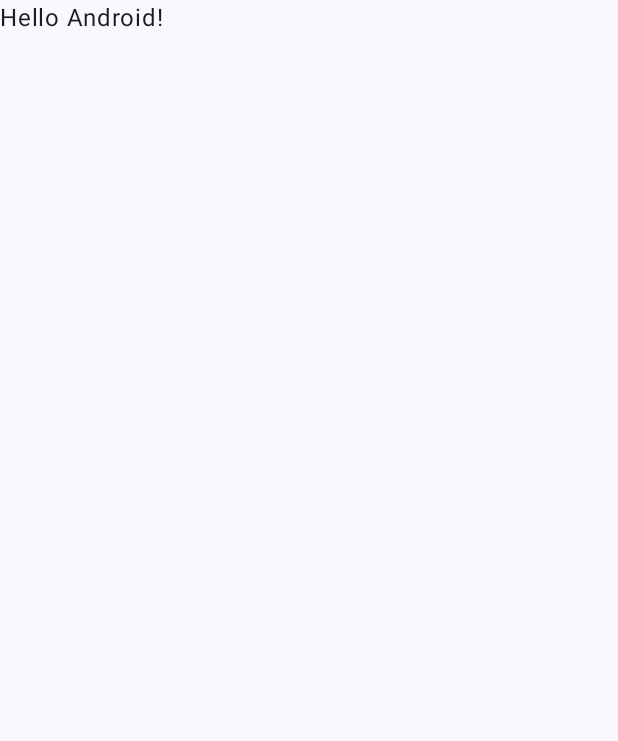
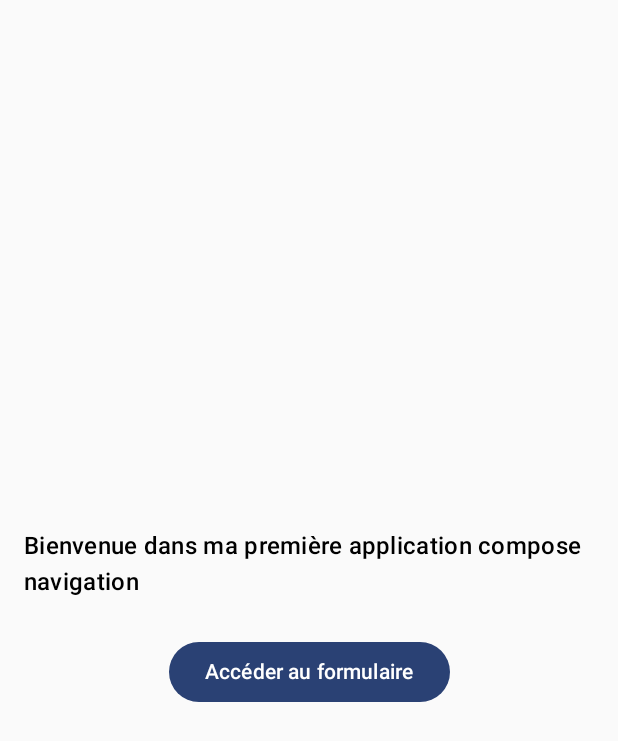
Before and after one commit to naguiagahnim/ShiFuMi, an Android app built with Jetpack Compose: the screen it shows after launch (MainActivity), on a phone screen of 412 x 824 dp. Before the commit the part shown is almost empty. Shown: the top 741 px of the screen. Run offline under Robolectric (Android 15) with nearby library versions, the light colour scheme and no system bars.

Commit message:
push init

```diff
--- a/app/build.gradle.kts
+++ b/app/build.gradle.kts
@@ -40,7 +40,6 @@
 }
 
 dependencies {
-
     implementation(libs.androidx.core.ktx)
     implementation(libs.androidx.lifecycle.runtime.ktx)
     implementation(libs.androidx.activity.compose)
@@ -49,6 +48,8 @@
     implementation(libs.androidx.ui.graphics)
     implementation(libs.androidx.ui.tooling.preview)
     implementation(libs.androidx.material3)
+    implementation(libs.androidx.navigation.runtime.ktx)
+    implementation(libs.androidx.navigation.compose)
     testImplementation(libs.junit)
     androidTestImplementation(libs.androidx.junit)
     androidTestImplementation(libs.androidx.espresso.core)
--- a/app/src/main/java/com/example/shifumi/MainActivity.kt
+++ b/app/src/main/java/com/example/shifumi/MainActivity.kt
@@ -4,26 +4,42 @@
 import androidx.activity.ComponentActivity
 import androidx.activity.compose.setContent
 import androidx.activity.enableEdgeToEdge
+import androidx.compose.foundation.layout.Arrangement
+import androidx.compose.foundation.layout.Column
+import androidx.compose.foundation.layout.Spacer
 import androidx.compose.foundation.layout.fillMaxSize
+import androidx.compose.foundation.layout.fillMaxWidth
+import androidx.compose.foundation.layout.height
 import androidx.compose.foundation.layout.padding
-import androidx.compose.material3.Scaffold
+import androidx.compose.foundation.text.KeyboardOptions
+import androidx.compose.material3.Button
+import androidx.compose.material3.MaterialTheme
 import androidx.compose.material3.Text
+import androidx.compose.material3.TextField
 import androidx.compose.runtime.Composable
+import androidx.compose.runtime.getValue
+import androidx.compose.runtime.mutableStateOf
+import androidx.compose.runtime.remember
+import androidx.compose.runtime.setValue
+import androidx.compose.ui.Alignment
 import androidx.compose.ui.Modifier
-import androidx.compose.ui.tooling.preview.Preview
-import com.example.shifumi.ui.theme.ShiFuMiTheme
+import androidx.compose.ui.text.input.KeyboardType
+import androidx.compose.ui.unit.dp
+import androidx.navigation.NavController
+import androidx.navigation.compose.NavHost
+import androidx.navigation.compose.composable
+import androidx.navigation.compose.rememberNavController
+import androidx.navigation.navArgument
+import com.example.shifumi.ui.theme.ShifumiTheme
 
 class MainActivity : ComponentActivity() {
     override fun onCreate(savedInstanceState: Bundle?) {
         super.onCreate(savedInstanceState)
         enableEdgeToEdge()
         setContent {
-            ShiFuMiTheme {
-                Scaffold(modifier = Modifier.fillMaxSize()) { innerPadding ->
-                    Greeting(
-                        name = "Android",
-                        modifier = Modifier.padding(innerPadding)
-                    )
+            ShifumiTheme {
+                MaterialTheme{
+                    AppNavigation()
                 }
             }
         }
@@ -31,17 +47,101 @@
 }
 
 @Composable
-fun Greeting(name: String, modifier: Modifier = Modifier) {
-    Text(
-        text = "Hello $name!",
-        modifier = modifier
-    )
+fun AppNavigation() {
+    val navController = rememberNavController()
+
+    NavHost(navController = navController, startDestination = "home") {
+        composable("home") {
+            HomeScreen(navController = navController)
+        }
+        composable("form") {
+            FormScreen(navController = navController)
+        }
+        composable(
+            route = "display/{name}/{anniv}",
+            arguments = listOf(
+                navArgument("name") { defaultValue = "" },
+                navArgument("anniv") { defaultValue = "0" }
+            )
+        ) { backStackEntry ->
+            val name = backStackEntry.arguments?.getString("name") ?: ""
+            val anniv = backStackEntry.arguments?.getString("anniv")?.toIntOrNull() ?: 0
+            val age = AgeCalculator.calculAge(anniv)
+            DisplayScreen(navController = navController, name = name, age = age)
+        }
+    }
 }
 
-@Preview(showBackground = true)
 @Composable
-fun GreetingPreview() {
-    ShiFuMiTheme {
-        Greeting("Android")
+fun DisplayScreen(navController: NavController, name: String, age: Int) {
+    Column(
+        modifier = Modifier.fillMaxSize().padding(16.dp),
+        verticalArrangement = Arrangement.Center,
+        horizontalAlignment = Alignment.CenterHorizontally
+    ) {
+        Text(text = "Affichage du formulaire", style = MaterialTheme.typography.titleMedium)
+        Spacer(modifier = Modifier.height(24.dp))
+        Text(text = name, style = MaterialTheme.typography.bodyLarge)
+        Spacer(modifier = Modifier.height(24.dp))
+        Text(text = "Vous avez $age ans !", style = MaterialTheme.typography.bodyLarge)
+        Spacer(modifier = Modifier.height(24.dp))
+        Button(onClick = { navController.popBackStack() }) {
+            Text(text = "Retour")
+        }
     }
 }
+
+@Composable
+fun HomeScreen(navController: NavController){
+    Column (
+        modifier = Modifier.fillMaxSize().padding(16.dp),
+        verticalArrangement = Arrangement.Center,
+        horizontalAlignment = Alignment.CenterHorizontally
+    ){
+        Text(text = "Bienvenue dans ma première application compose navigation",
+            style = MaterialTheme.typography.titleMedium)
+        Spacer(modifier = Modifier.height(24.dp))
+        Button(onClick = { navController.navigate("form") }) {
+            Text(text = "Accéder au formulaire")
+        }
+    }
+}
+
+@Composable
+fun FormScreen(navController : NavController){
+    var name by remember { mutableStateOf("") }
+    var anniv by remember { mutableStateOf("") }
+    Column (
+        modifier = Modifier.fillMaxSize().padding(16.dp),
+        verticalArrangement = Arrangement.Center,
+        horizontalAlignment = Alignment.CenterHorizontally
+    ){
+        Text(text = "Page du formulaire", style = MaterialTheme.typography.titleMedium)
+        Spacer(modifier = Modifier.height(24.dp))
+        TextField(
+            value = name,
+            onValueChange = { newText -> name = newText },
+            label = { Text("Entrez votre nom") },
+            modifier = Modifier
+                .fillMaxWidth()
+                .padding(16.dp)
+        )
+        TextField(
+            value = anniv,
+            onValueChange = { newText ->
+                anniv = newText
+            },
+            label = { Text("Saisissez votre année de naissance") },
+            keyboardOptions = KeyboardOptions(keyboardType = KeyboardType.Number)
+        )
+        Button({ navController.navigate("display/$name/$anniv") }
+        ) {
+            Text(text = "Valider")
+        }
+        Button(
+            onClick = { navController.popBackStack() }
+        ) {
+            Text(text = "Retour")
+        }
+    }
+}
--- /dev/null
+++ b/app/src/main/java/com/example/shifumi/ui/theme/ShifumiTheme.kt
@@ -0,0 +1,58 @@
+package com.example.shifumi.ui.theme
+
+import android.app.Activity
+import android.os.Build
+import androidx.compose.foundation.isSystemInDarkTheme
+import androidx.compose.material3.MaterialTheme
+import androidx.compose.material3.darkColorScheme
+import androidx.compose.material3.dynamicDarkColorScheme
+import androidx.compose.material3.dynamicLightColorScheme
+import androidx.compose.material3.lightColorScheme
+import androidx.compose.runtime.Composable
+import androidx.compose.ui.platform.LocalContext
+
+private val DarkColorScheme = darkColorScheme(
+    primary = Purple80,
+    secondary = PurpleGrey80,
+    tertiary = Pink80
+)
+
+private val LightColorScheme = lightColorScheme(
+    primary = Purple40,
+    secondary = PurpleGrey40,
+    tertiary = Pink40
+
+    /* Other default colors to override
+    background = Color(0xFFFFFBFE),
+    surface = Color(0xFFFFFBFE),
+    onPrimary = Color.White,
+    onSecondary = Color.White,
+    onTertiary = Color.White,
+    onBackground = Color(0xFF1C1B1F),
+    onSurface = Color(0xFF1C1B1F),
+    */
+)
+
+@Composable
+fun ShifumiTheme(
+    darkTheme: Boolean = isSystemInDarkTheme(),
+    // Dynamic color is available on Android 12+
+    dynamicColor: Boolean = true,
+    content: @Composable () -> Unit
+) {
+    val colorScheme = when {
+        dynamicColor && Build.VERSION.SDK_INT >= Build.VERSION_CODES.S -> {
+            val context = LocalContext.current
+            if (darkTheme) dynamicDarkColorScheme(context) else dynamicLightColorScheme(context)
+        }
+
+        darkTheme -> DarkColorScheme
+        else -> LightColorScheme
+    }
+
+    MaterialTheme(
+        colorScheme = colorScheme,
+        typography = Typography,
+        content = content
+    )
+}
--- a/gradle/libs.versions.toml
+++ b/gradle/libs.versions.toml
@@ -8,6 +8,8 @@
 lifecycleRuntimeKtx = "2.8.7"
 activityCompose = "1.10.0"
 composeBom = "2024.04.01"
+navigationRuntimeKtx = "2.8.6"
+navigationCompose = "2.8.6"
 
 [libraries]
 androidx-core-ktx = { group = "androidx.core", name = "core-ktx", version.ref = "coreKtx" }
@@ -24,6 +26,8 @@
 androidx-ui-test-manifest = { group = "androidx.compose.ui", name = "ui-test-manifest" }
 androidx-ui-test-junit4 = { group = "androidx.compose.ui", name = "ui-test-junit4" }
 androidx-material3 = { group = "androidx.compose.material3", name = "material3" }
+androidx-navigation-runtime-ktx = { group = "androidx.navigation", name = "navigation-runtime-ktx", version.ref = "navigationRuntimeKtx" }
+androidx-navigation-compose = { group = "androidx.navigation", name = "navigation-compose", version.ref = "navigationCompose" }
 
 [plugins]
 android-application = { id = "com.android.application", version.ref = "agp" }
```
